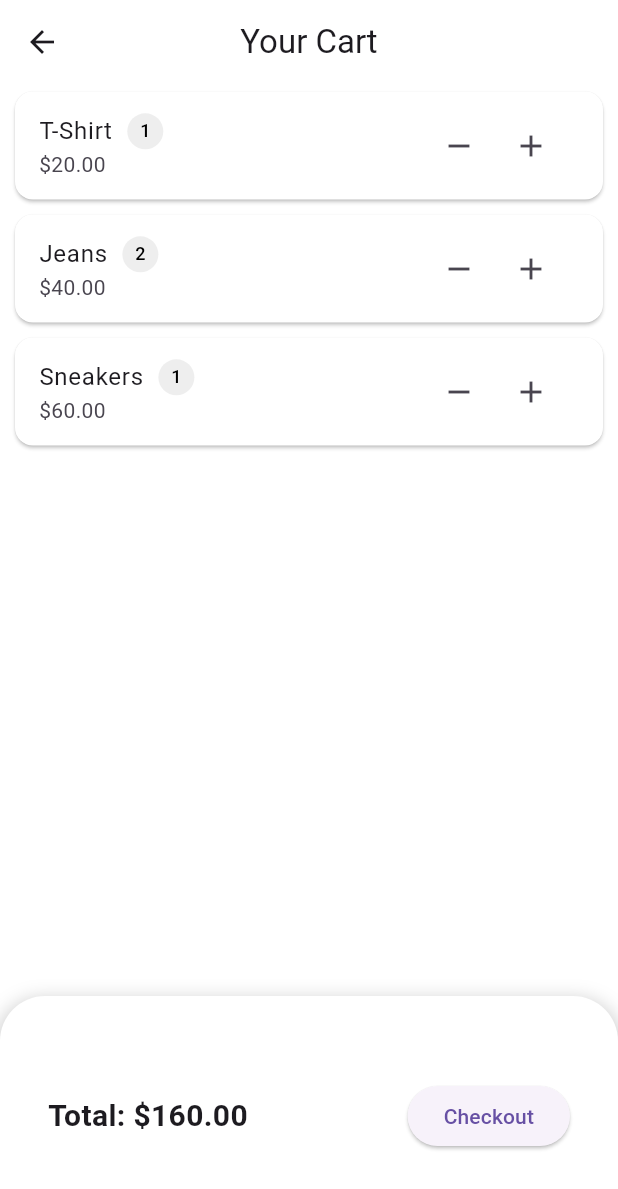
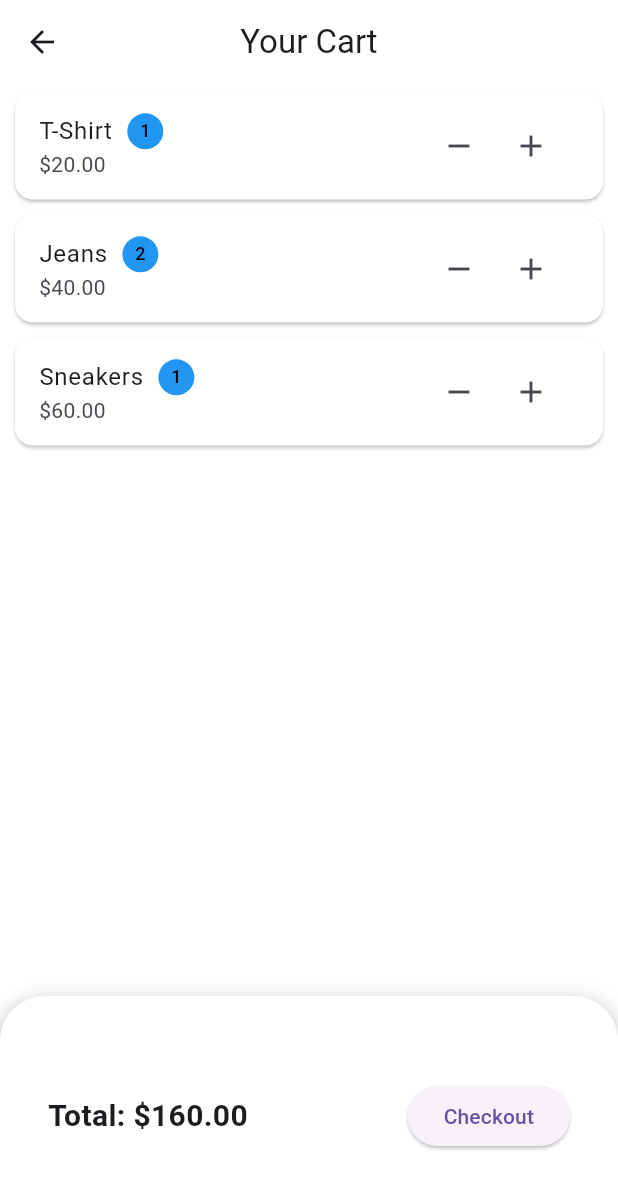
Before and after one commit to hadishamoun1/vesti-app, a Flutter app: the CartScreen screen opened directly, on a phone screen of 412 x 824 dp. Shown: the top 1189 px of the screen. Run offline on Flutter 3.47's test engine with Material 3 defaults, Android fonts, the light colour scheme and no system bars; our stand-ins replace geolocator, image_picker, jwt_decoder, permission_handler, shared_preferences; missing offline and left inert: flutter_background_geolocation; accounts and stored records are empty.

Commit message:
Chnaged avatar color to blue

```diff
--- a/lib/screens/Cart.dart
+++ b/lib/screens/Cart.dart
@@ -63,8 +63,8 @@ class _CartScreenState extends State<CartScreen> {
                         ),
                         SizedBox(width: 10),
                         CircleAvatar(
-                          radius: 12, // Make the avatar small
-                          backgroundColor: Colors.grey[200],
+                          radius: 12,
+                          backgroundColor: Colors.blue,
                           child: Text(
                             '${cartItems[index].quantity}',
                             style: TextStyle(fontSize: 12, color: Colors.black),
```
